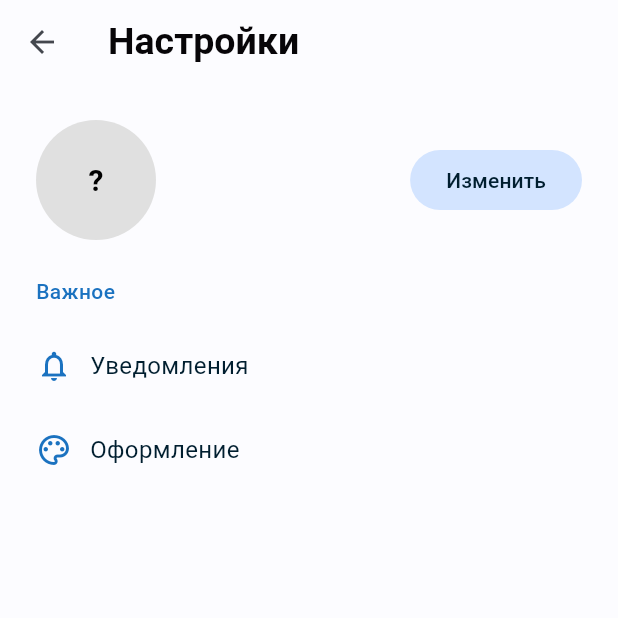
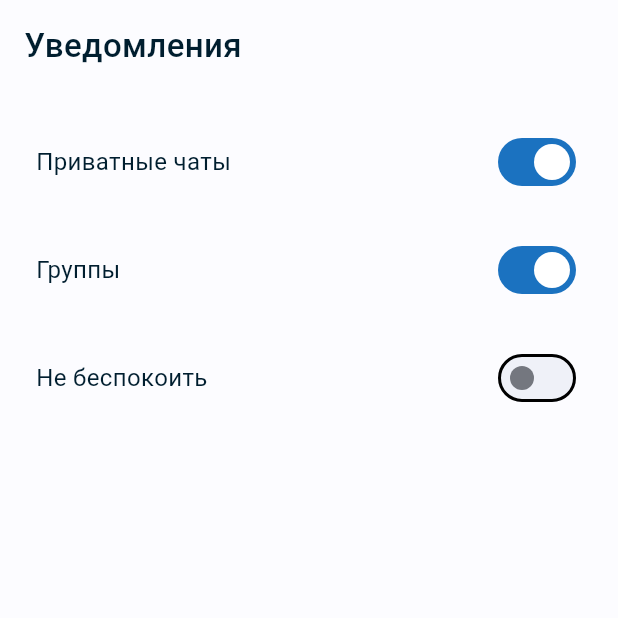
Before and after one commit to voo-su/app, a Flutter app: the SettingsScreen screen opened by its route, after a tap on "Уведомления", on a phone screen of 412 x 824 dp, the top half of it. Run offline on Flutter 3.47's test engine with Material 3 defaults, Android fonts, the phone set to English and light mode, and no system bars; our stand-ins replace bloc, dartz, equatable, firebase_core, firebase_messaging, fixnum and 5 more; missing offline and left inert: grpc; accounts and stored records are empty.

Commit message:
Feat: added notifications screen and custom appBar

```diff
--- a/lib/core/router.dart
+++ b/lib/core/router.dart
@@ -4,6 +4,7 @@ import 'package:voo_su/presentation/screens/auth_screen/login_screen.dart';
 import 'package:voo_su/presentation/screens/auth_screen/verify_screen.dart';
 import 'package:voo_su/presentation/screens/chat_screen/chat_screen.dart';
 import 'package:voo_su/presentation/screens/contact_screen/contact_screen.dart';
+import 'package:voo_su/presentation/screens/notifications_screen/notifications_screen.dart';
 import 'package:voo_su/presentation/screens/settings_screen/settings_screen.dart';
 import 'package:voo_su/presentation/screens/terms_screen.dart';
 
@@ -14,6 +15,7 @@ class AppRouter {
   static const String contacts = '/contacts';
   static const String terms = '/terms';
   static const String settings = '/settings';
+  static const String notifications = '/notifications';
 
   static Route<dynamic> onGenerateRoute(RouteSettings routeSettings) {
     switch (routeSettings.name) {
@@ -29,6 +31,8 @@ class AppRouter {
         return MaterialPageRoute(builder: (_) => const TermsScreen());
       case settings:
         return MaterialPageRoute(builder: (_) => const SettingsScreen());
+      case notifications:
+        return MaterialPageRoute(builder: (_) => const NotificationsScreen());
       default:
         throw const RouteException('route not found');
     }
--- a/lib/presentation/screens/auth_screen/login_screen.dart
+++ b/lib/presentation/screens/auth_screen/login_screen.dart
@@ -28,8 +28,7 @@ class _LoginScreenState extends State<LoginScreen> {
         }
       },
       child: Scaffold(
-        backgroundColor: AppColors.lightPrimarySurface,
-
+        backgroundColor: AppColors.lightBackground,
         body: Center(
           child: Padding(
             padding: const EdgeInsets.symmetric(horizontal: 24),
--- a/lib/presentation/screens/auth_screen/verify_screen.dart
+++ b/lib/presentation/screens/auth_screen/verify_screen.dart
@@ -66,7 +66,7 @@ class _VerifyScreenState extends State<VerifyScreen> {
         }
       },
       child: Scaffold(
-        backgroundColor: AppColors.lightPrimarySurface,
+        backgroundColor: AppColors.lightBackground,
         body: Center(
           child: Padding(
             padding: const EdgeInsets.symmetric(horizontal: 24),
--- /dev/null
+++ b/lib/presentation/screens/notifications_screen/notifications_screen.dart
@@ -0,0 +1,76 @@
+import 'package:flutter/material.dart';
+import 'package:voo_su/core/theme/colors.dart';
+import 'package:voo_su/presentation/widgets/custom_app_bar_widget.dart';
+
+class NotificationsScreen extends StatefulWidget {
+  const NotificationsScreen({super.key});
+
+  @override
+  State<NotificationsScreen> createState() => _NotificationsScreenState();
+}
+
+class _NotificationsScreenState extends State<NotificationsScreen> {
+  bool privateChats = true;
+  bool groups = true;
+  bool doNotDisturb = false;
+
+  @override
+  Widget build(BuildContext context) {
+    return Scaffold(
+      backgroundColor: AppColors.lightBackground,
+      appBar: const CustomAppBar(title: "Уведомления"),
+      body: Padding(
+        padding: const EdgeInsets.symmetric(horizontal: 24, vertical: 16),
+        child: Column(
+          children: [
+            _buildSwitchTile(
+              title: "Приватные чаты",
+              value: privateChats,
+              onChanged: (val) => setState(() => privateChats = val),
+            ),
+            _buildSwitchTile(
+              title: "Группы",
+              value: groups,
+              onChanged: (val) => setState(() => groups = val),
+            ),
+            _buildSwitchTile(
+              title: "Не беспокоить",
+              value: doNotDisturb,
+              onChanged: (val) => setState(() => doNotDisturb = val),
+            ),
+          ],
+        ),
+      ),
+    );
+  }
+
+  Widget _buildSwitchTile({
+    required String title,
+    required bool value,
+    required ValueChanged<bool> onChanged,
+  }) {
+    return Padding(
+      padding: const EdgeInsets.symmetric(vertical: 12),
+      child: Row(
+        mainAxisAlignment: MainAxisAlignment.spaceBetween,
+        children: [
+          Text(
+            title,
+            style: const TextStyle(
+              fontSize: 16,
+              color: AppColors.lightOnSurface20,
+            ),
+          ),
+          Switch(
+            value: value,
+            onChanged: onChanged,
+            activeColor: Colors.white,
+            activeTrackColor: AppColors.lightPrimary,
+            inactiveThumbColor: AppColors.lightOnSurface60,
+            inactiveTrackColor: AppColors.lightSecondarySurface,
+          ),
+        ],
+      ),
+    );
+  }
+}
--- a/lib/presentation/screens/settings_screen/settings_screen.dart
+++ b/lib/presentation/screens/settings_screen/settings_screen.dart
@@ -1,9 +1,11 @@
 import 'package:flutter/material.dart';
 import 'package:flutter_bloc/flutter_bloc.dart';
+import 'package:voo_su/core/router.dart';
 import 'package:voo_su/core/theme/colors.dart';
 import 'package:voo_su/generated/l10n/app_localizations.dart';
 import 'package:voo_su/presentation/screens/settings_screen/bloc/settings_bloc.dart';
 import 'package:voo_su/presentation/widgets/avatar_widget.dart';
+import 'package:voo_su/presentation/widgets/custom_app_bar_widget.dart';
 
 class SettingsScreen extends StatefulWidget {
   const SettingsScreen({super.key});
@@ -29,18 +31,7 @@ class _SettingsScreenState extends State<SettingsScreen> {
   Widget build(BuildContext context) {
     return Scaffold(
       backgroundColor: AppColors.lightBackground,
-      appBar: AppBar(
-        backgroundColor: AppColors.lightBackground,
-        elevation: 0,
-        title: Text(
-          AppLocalizations.of(context)!.settings,
-          style: const TextStyle(
-            color: Color(0xff070508),
-            fontSize: 25,
-            fontWeight: FontWeight.w700,
-          ),
-        ),
-      ),
+      appBar: CustomAppBar(title: AppLocalizations.of(context)!.settings),
       body: SafeArea(
         child: BlocListener<SettingsBloc, SettingsState>(
           listener: (context, state) {
@@ -138,7 +129,7 @@ class _SettingsScreenState extends State<SettingsScreen> {
                 icon: Icons.notifications_none_outlined,
                 title: "Уведомления",
                 onTap: () {
-                  print("Открыть настройки уведомлений");
+                  Navigator.pushNamed(context, AppRouter.notifications);
                 },
               ),
               _buildSettingsItem(
--- /dev/null
+++ b/lib/presentation/widgets/custom_app_bar_widget.dart
@@ -0,0 +1,79 @@
+import 'package:flutter/material.dart';
+import 'package:voo_su/core/theme/colors.dart';
+
+class CustomAppBar extends StatelessWidget implements PreferredSizeWidget {
+  final String title;
+  final bool hasSearch;
+  final TextEditingController? searchController;
+  final ValueChanged<String>? onSearchChanged;
+
+  const CustomAppBar({
+    super.key,
+    required this.title,
+    this.hasSearch = false,
+    this.searchController,
+    this.onSearchChanged,
+  });
+
+  @override
+  Widget build(BuildContext context) {
+    return PreferredSize(
+      preferredSize: Size.fromHeight(hasSearch ? 120 : 56),
+      child: AppBar(
+        backgroundColor: AppColors.lightBackground,
+        elevation: 0,
+        automaticallyImplyLeading: false,
+        flexibleSpace: SafeArea(
+          child: Padding(
+            padding: const EdgeInsets.symmetric(
+              horizontal: 16.0,
+              vertical: 10.0,
+            ),
+            child: Column(
+              crossAxisAlignment: CrossAxisAlignment.start,
+              mainAxisAlignment: MainAxisAlignment.end,
+              children: [
+                Text(
+                  title,
+                  style: const TextStyle(
+                    fontSize: 22,
+                    fontWeight: FontWeight.w500,
+                    color: AppColors.lightOnSurface20,
+                  ),
+                ),
+                if (hasSearch) ...[
+                  const SizedBox(height: 10),
+                  TextField(
+                    controller: searchController,
+                    onChanged: onSearchChanged,
+                    decoration: InputDecoration(
+                      hintText: "Поиск...",
+                      hintStyle: TextStyle(color: AppColors.lightOnSurface60),
+                      filled: true,
+                      fillColor: AppColors.lightSecondarySurface,
+                      border: OutlineInputBorder(
+                        borderRadius: BorderRadius.circular(16),
+                        borderSide: BorderSide.none,
+                      ),
+                      contentPadding: const EdgeInsets.symmetric(
+                        vertical: 10,
+                        horizontal: 12,
+                      ),
+                      prefixIcon: const Icon(
+                        Icons.search,
+                        color: AppColors.lightOnSurface60,
+                      ),
+                    ),
+                  ),
+                ],
+              ],
+            ),
+          ),
+        ),
+      ),
+    );
+  }
+
+  @override
+  Size get preferredSize => Size.fromHeight(hasSearch ? 120 : 56);
+}
```
Also changed, not shown: lib/presentation/screens/chat_screen/chat_screen.dart (+8 -54 lines), lib/presentation/screens/contact_screen/contact_item_widget.dart (+5 -5 lines), lib/presentation/screens/contact_screen/contact_screen.dart (+5 -22 lines), lib/presentation/screens/message_screen/message_screen.dart (+7 -17 lines), lib/presentation/screens/terms_screen.dart (+3 -15 lines).
